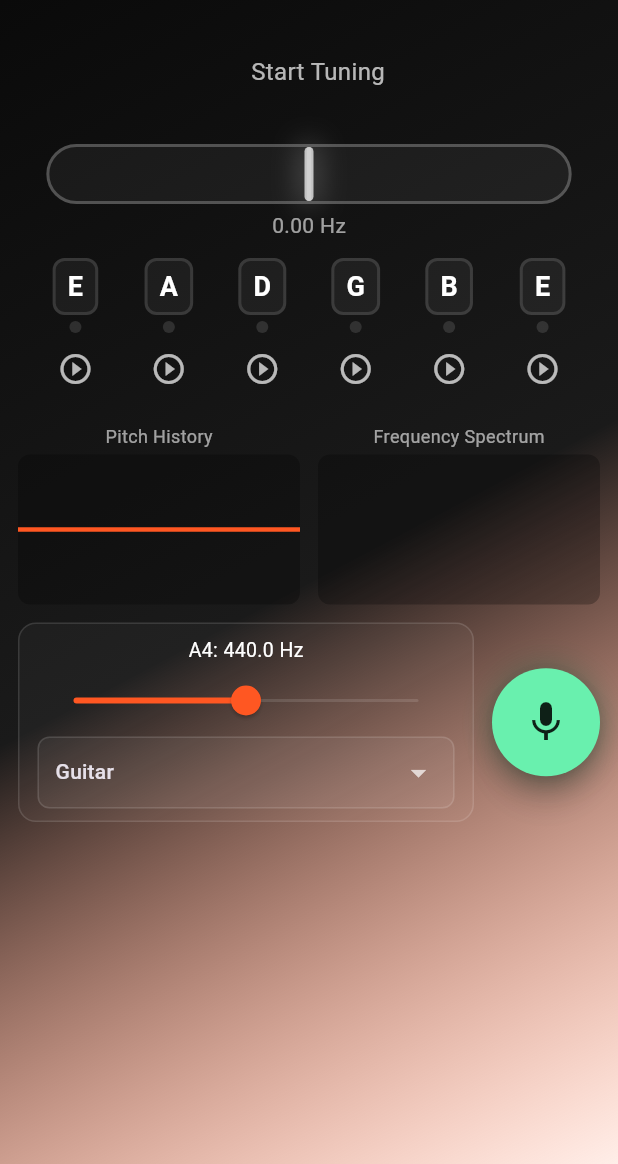
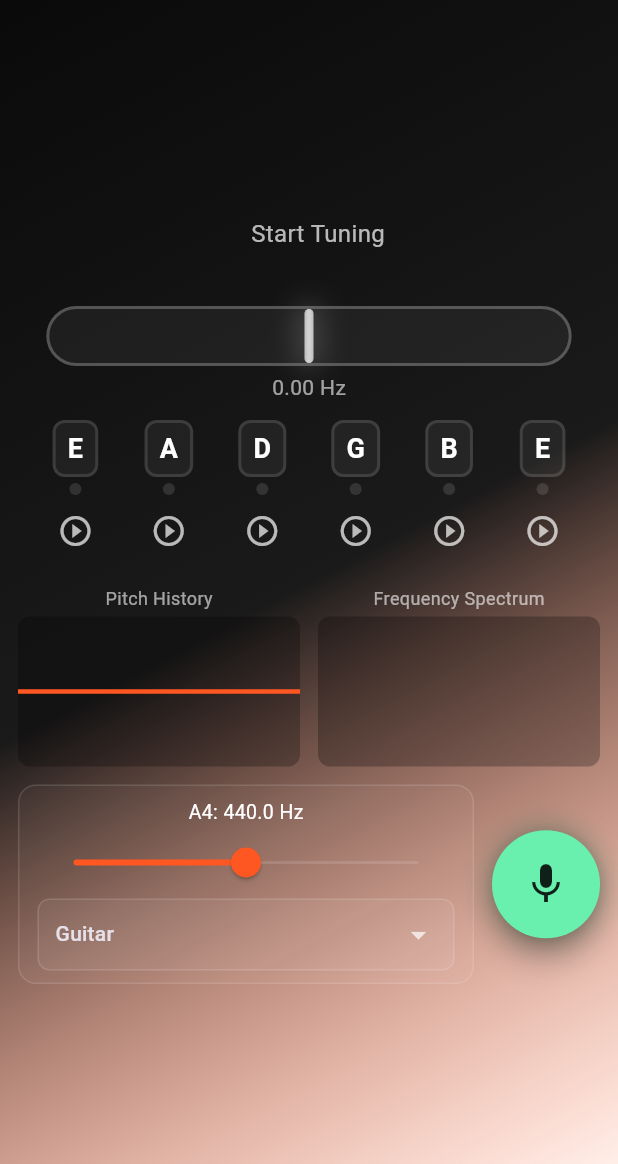
Before and after one commit to CrispStrobe/flutter_tuner, a Flutter app: the screen it shows after launch, on a phone screen of 412 x 824 dp, the part 72-1236 px from its top. Run offline on Flutter 3.47's test engine with Material 3 defaults, Android fonts, the phone set to English and light mode, and no system bars; our stand-ins replace package_info_plus, shared_preferences, web; missing offline and left inert: dart:js_interop, fftea, flutter_pcm_sound, pitch_detector_dart, record.

Commit message:
Centre and width-cap the layout on large screens
Found by taking a real iPad Pro 13" screenshot: content crowded into the
top half of the display with a large empty band beneath it, and the
two-column layout stretched the full width of the panel.

- Centre the content vertically when it is shorter than the viewport,
  while still scrolling normally once it outgrows the screen.
- Cap content at 900pt wide so the two-column layout stays readable on a
  tablet or a maximised desktop window.
- Derive the tuning meter's width from the capped content width rather
  than the raw viewport, or it would overflow that cap on a wide display.

Note on the simulator "white screen": the app renders correctly on iPad.
A *debug* simulator build launched straight through `simctl launch` can
fail to attach its Flutter view on iPad and shows the launch storyboard
instead; the same binary launched via `flutter run` renders fine, and
release builds are AOT and unaffected. Use `flutter run` when capturing
iPad screenshots.

124 tests pass.

Co-Authored-By: Claude Opus 5 (1M context) <noreply@anthropic.com>

```diff
--- a/lib/main.dart
+++ b/lib/main.dart
@@ -371,16 +371,40 @@ class _TunerPageState extends State<TunerPage> with WidgetsBindingObserver {
         child: SafeArea(
           child: LayoutBuilder(
             builder: (context, constraints) {
+              const maxContentWidth = 900.0;
               final isWide = constraints.maxWidth >= 600;
-              final meterWidth = isWide
-                  ? constraints.maxWidth * 0.6
-                  : constraints.maxWidth * 0.85;
+              // Derive the meter from the width the content will actually get,
+              // not the raw viewport — otherwise it overflows the cap on a wide
+              // desktop window.
+              final contentWidth =
+                  math.min(constraints.maxWidth, maxContentWidth);
+              final meterWidth =
+                  isWide ? contentWidth * 0.6 : contentWidth * 0.85;
 
+              final padding = isWide ? 24.0 : 12.0;
               return SingleChildScrollView(
-                padding: EdgeInsets.all(isWide ? 24.0 : 12.0),
-                child: isWide
-                    ? _buildWideLayout(l10n, displayNote, pitch, cents, note, meterWidth)
-                    : _buildNarrowLayout(l10n, displayNote, pitch, cents, note, meterWidth),
+                padding: EdgeInsets.all(padding),
+                // Centre the content when it is shorter than the viewport —
+                // otherwise on a tall tablet everything crowds into the top
+                // half and leaves a large empty band underneath. Still scrolls
+                // normally once the content outgrows the screen.
+                child: ConstrainedBox(
+                  constraints: BoxConstraints(
+                    minHeight: constraints.maxHeight - padding * 2,
+                  ),
+                  child: Center(
+                    child: ConstrainedBox(
+                      // Keep the two-column layout readable instead of letting
+                      // it stretch the full width of a large display.
+                      constraints: const BoxConstraints(maxWidth: maxContentWidth),
+                      child: isWide
+                          ? _buildWideLayout(
+                              l10n, displayNote, pitch, cents, note, meterWidth)
+                          : _buildNarrowLayout(
+                              l10n, displayNote, pitch, cents, note, meterWidth),
+                    ),
+                  ),
+                ),
               );
             },
           ),
```
